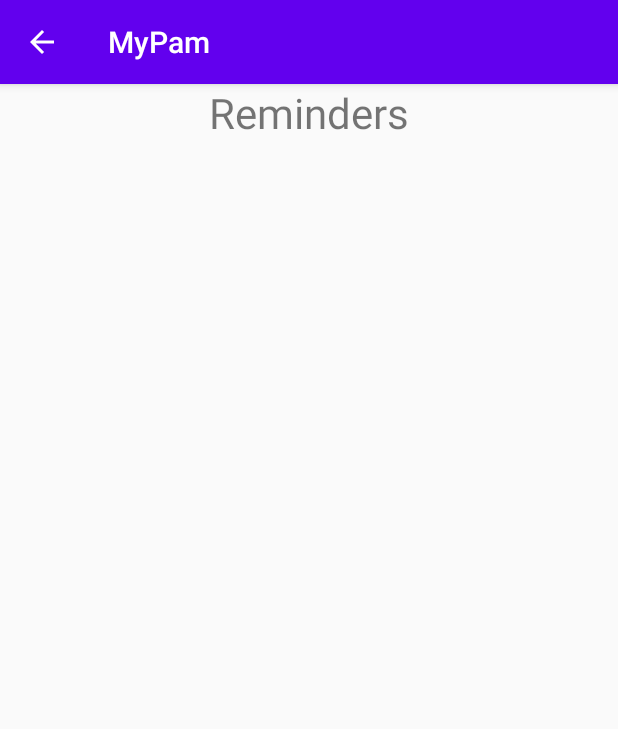
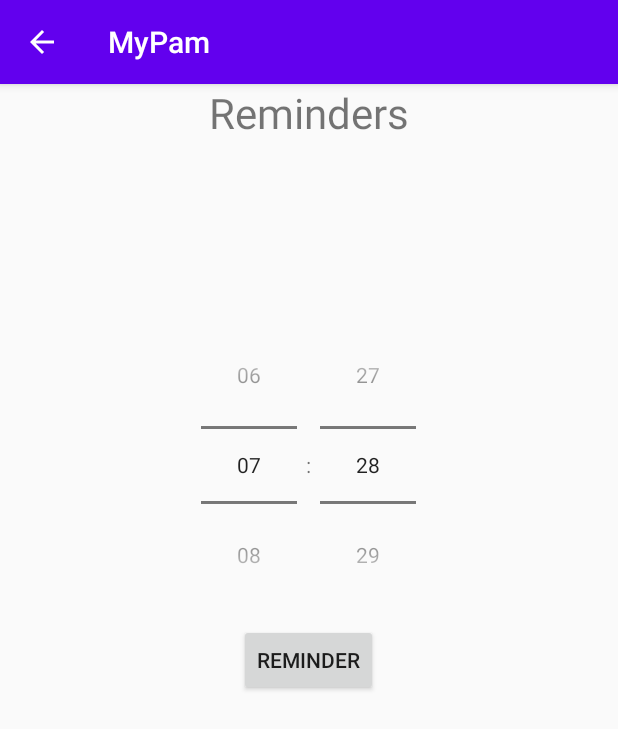
Before and after one commit to MyPAM/MyPAM, an Android app: the ReminderActivity screen opened directly, with no data from a screen before it, on a phone screen of 412 x 824 dp. Shown: the top 729 px of the screen. Run offline under Robolectric (Android 15) with nearby library versions, the phone set to English and light mode, and no system bars.

Commit message:
created reminder function

```diff
--- a/app/src/main/java/com/comp231/mypam/database/DBHelper.java
+++ b/app/src/main/java/com/comp231/mypam/database/DBHelper.java
@@ -28,9 +28,9 @@ public class DBHelper extends SQLiteOpenHelper {
         //if necessary, save the existing data before drop
         db.execSQL(CategoriesTable.SQL_DELETE);
         db.execSQL(CategoriesTable.SQL_CREATE);
-        db.execSQL(AccountsTable.SQL_DELETE_ACCOUNT);
+        //db.execSQL(AccountsTable.SQL_DELETE_ACCOUNT);
         db.execSQL(AccountsTable.SQL_CREATE_ACCOUNT);
-        db.execSQL(EntriesTable.SQL_DELETE_ENTRY);
+        //db.execSQL(EntriesTable.SQL_DELETE_ENTRY);
         db.execSQL(EntriesTable.SQL_CREATE_ENTRY);
     }
 }
--- /dev/null
+++ b/app/src/main/res/drawable/ic_message.xml
@@ -0,0 +1,9 @@
+<vector xmlns:android="http://schemas.android.com/apk/res/android"
+        android:width="24dp"
+        android:height="24dp"
+        android:viewportWidth="24.0"
+        android:viewportHeight="24.0">
+    <path
+        android:fillColor="#FF000000"
+        android:pathData="M20,2L4,2c-1.1,0 -1.99,0.9 -1.99,2L2,22l4,-4h14c1.1,0 2,-0.9 2,-2L22,4c0,-1.1 -0.9,-2 -2,-2zM18,14L6,14v-2h12v2zM18,11L6,11L6,9h12v2zM18,8L6,8L6,6h12v2z"/>
+</vector>
--- a/app/src/main/res/layout/activity_reminder.xml
+++ b/app/src/main/res/layout/activity_reminder.xml
@@ -6,12 +6,28 @@
     android:layout_height="match_parent"
     tools:context=".ReminderActivity">
 
+    <TimePicker
+        android:id="@+id/timePicker"
+        android:layout_width="wrap_content"
+        android:layout_height="wrap_content"
+        android:layout_marginTop="70sp"
+        android:layout_centerInParent="true"
+        android:layout_above="@+id/bt_reminder"
+        android:timePickerMode="spinner"/>
+
     <TextView
-        android:id="@+id/textView2"
+        android:id="@+id/reminderTextView"
         android:layout_width="match_parent"
         android:layout_height="wrap_content"
         android:text="Reminders"
         android:gravity="center_horizontal"
         android:textAlignment="center"
         android:textSize="28sp"/>
+
+    <Button
+        android:layout_width="wrap_content"
+        android:layout_height="wrap_content"
+        android:id="@+id/bt_reminder"
+        android:text="Reminder"
+        android:layout_centerInParent="true"/>
 </RelativeLayout>
--- a/app/src/main/res/mipmap-anydpi-v26/ic_launcher.xml
+++ b/app/src/main/res/mipmap-anydpi-v26/ic_launcher.xml
@@ -1,5 +1,4 @@
 <?xml version="1.0" encoding="utf-8"?>
 <adaptive-icon xmlns:android="http://schemas.android.com/apk/res/android">
     <background android:drawable="@drawable/ic_launcher_background"/>
-    <foreground android:drawable="@mipmap/ic_launcher_foreground"/>
 </adaptive-icon>
--- a/app/src/main/res/mipmap-anydpi-v26/ic_launcher_round.xml
+++ b/app/src/main/res/mipmap-anydpi-v26/ic_launcher_round.xml
@@ -1,5 +1,4 @@
 <?xml version="1.0" encoding="utf-8"?>
 <adaptive-icon xmlns:android="http://schemas.android.com/apk/res/android">
     <background android:drawable="@drawable/ic_launcher_background"/>
-    <foreground android:drawable="@mipmap/ic_launcher_foreground"/>
 </adaptive-icon>
```
Also changed, not shown: app/src/main/AndroidManifest.xml (+7 -4 lines), app/src/main/java/com/comp231/mypam/ReminderActivity.java (+52 -0 lines), app/src/main/java/com/comp231/mypam/ReminderActivityAdd.java (added, +20 -0 lines), app/src/main/res/layout/activity_reminder_add.xml (added, +16 -0 lines).
